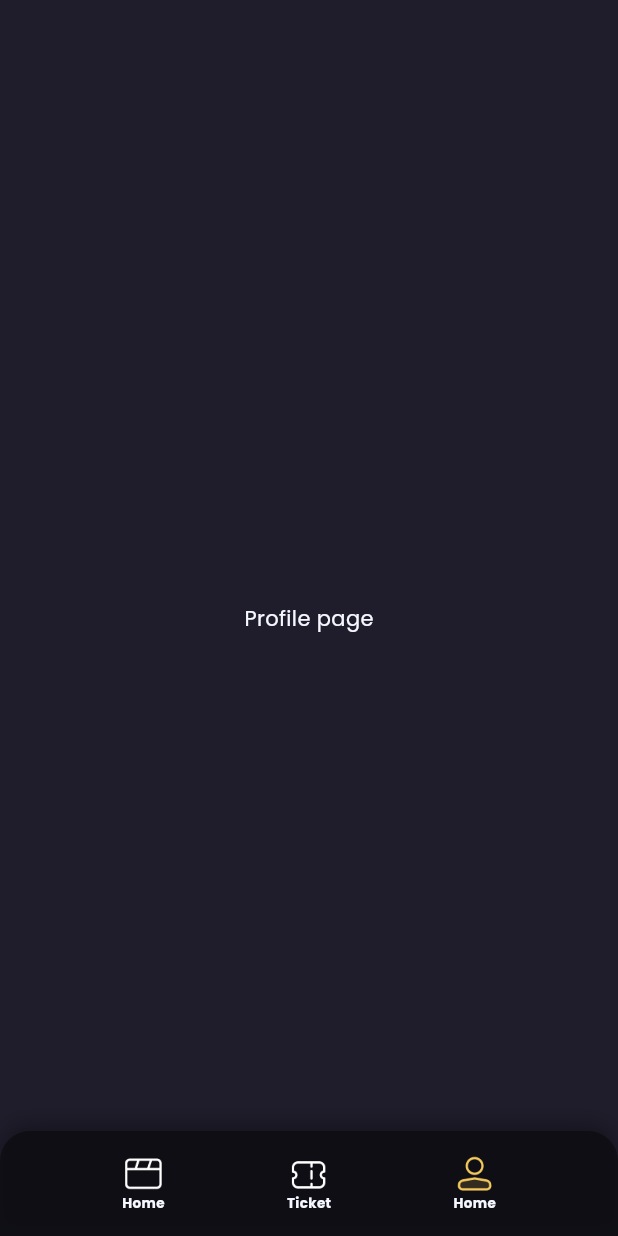
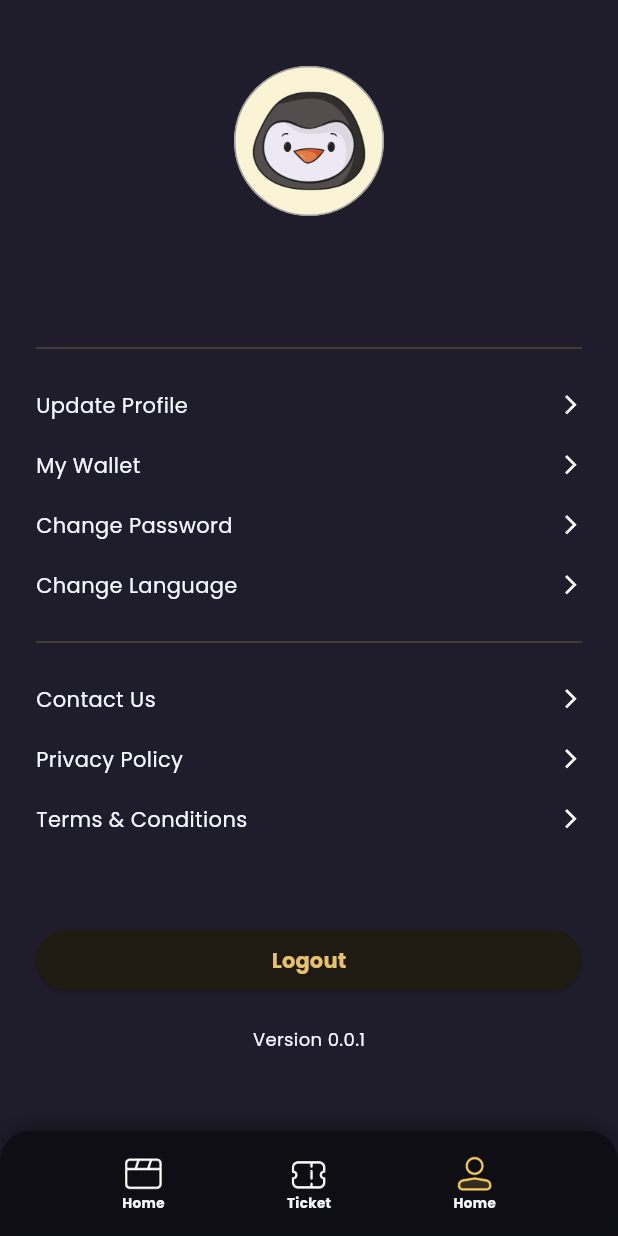
Before and after one commit to Khoruma/flix_id, a Flutter app: the MainPage screen opened by its route, swiped to page 3, on a phone screen of 412 x 824 dp. Run offline on Flutter 3.47's test engine with Material 3 defaults, Android fonts, the phone set to English and light mode, and no system bars; our stand-ins replace cloud_firestore, dio, firebase_auth, firebase_core, firebase_storage, flutter_riverpod and 4 more; accounts and stored records are empty; generated files the repository leaves out were written again.

Commit message:
ui profile page

```diff
--- a/lib/presentation/pages/main_page/main_page.dart
+++ b/lib/presentation/pages/main_page/main_page.dart
@@ -1,5 +1,4 @@
 import '../../extensions/build_context_extension.dart';
-import '../../misc/methods.dart';
 import '../../providers/user_data/user_data_provider.dart';
 import 'package:flutter/material.dart';
 import 'package:flutter_riverpod/flutter_riverpod.dart';
@@ -7,6 +6,7 @@ import 'package:flutter_riverpod/flutter_riverpod.dart';
 import '../../providers/router/router_provider.dart';
 import '../../widgets/bottom_navbar.dart';
 import '../../widgets/bottom_navbar_item.dart';
+import '../profile_page/profile_page.dart';
 
 class MainPage extends ConsumerStatefulWidget {
   const MainPage({super.key});
@@ -49,7 +49,7 @@ class _MainPageState extends ConsumerState<MainPage> {
                 child: Text('Ticket page'),
               ),
               Center(
-                child: Text('Profile page'),
+                child: ProfilePage(),
               ),
             ],
           ),
--- /dev/null
+++ b/lib/presentation/pages/profile_page/methods/profile_item.dart
@@ -0,0 +1,15 @@
+import 'package:flutter/material.dart';
+
+Widget profileItem(String title, {VoidCallback? onTap}) => GestureDetector(
+      onTap: onTap,
+      child: Row(
+        mainAxisAlignment: MainAxisAlignment.spaceBetween,
+        children: [
+          Text(title),
+          const Icon(
+            Icons.arrow_forward_ios,
+            size: 15,
+          ),
+        ],
+      ),
+    );
--- /dev/null
+++ b/lib/presentation/pages/profile_page/methods/user_info.dart
@@ -0,0 +1,34 @@
+import 'package:flutter/material.dart';
+import 'package:flutter_riverpod/flutter_riverpod.dart';
+
+import '../../../misc/methods.dart';
+import '../../../providers/user_data/user_data_provider.dart';
+
+List<Widget> userInfo(WidgetRef ref) => [
+      Container(
+        width: 100,
+        height: 100,
+        decoration: BoxDecoration(
+          shape: BoxShape.circle,
+          border: Border.all(color: Colors.grey, width: 1),
+          image: DecorationImage(
+              image: ref.watch(userDataProvider).valueOrNull?.photoUrl != null
+                  ? NetworkImage(
+                          ref.watch(userDataProvider).valueOrNull!.photoUrl!)
+                      as ImageProvider
+                  : const AssetImage('assets/pp-placeholder.png'),
+              fit: BoxFit.cover),
+        ),
+      ),
+      verticalSpaces(20),
+      Text(
+        ref.watch(userDataProvider).valueOrNull?.name ?? '',
+        style: const TextStyle(fontSize: 16, fontWeight: FontWeight.bold),
+        textAlign: TextAlign.center,
+      ),
+      Text(
+        ref.watch(userDataProvider).valueOrNull?.email ?? '',
+        style: const TextStyle(fontSize: 12),
+        textAlign: TextAlign.center,
+      ),
+    ];
--- /dev/null
+++ b/lib/presentation/pages/profile_page/profile_page.dart
@@ -0,0 +1,62 @@
+import 'package:flutter/material.dart';
+import 'package:flutter_riverpod/flutter_riverpod.dart';
+
+import '../../misc/methods.dart';
+import 'methods/profile_item.dart';
+import 'methods/user_info.dart';
+
+class ProfilePage extends ConsumerWidget {
+  const ProfilePage({super.key});
+
+  @override
+  Widget build(BuildContext context, WidgetRef ref) {
+    return ListView(
+      children: [
+        Padding(
+          padding: const EdgeInsets.all(24),
+          child: Column(
+            children: [
+              verticalSpaces(20),
+              ...userInfo(ref),
+              verticalSpaces(20),
+              const Divider(),
+              verticalSpaces(20),
+              profileItem('Update Profile'),
+              verticalSpaces(20),
+              profileItem('My Wallet'),
+              verticalSpaces(20),
+              profileItem('Change Password'),
+              verticalSpaces(20),
+              profileItem('Change Language'),
+              verticalSpaces(20),
+              const Divider(),
+              verticalSpaces(20),
+              profileItem('Contact Us'),
+              verticalSpaces(20),
+              profileItem('Privacy Policy'),
+              verticalSpaces(20),
+              profileItem('Terms & Conditions'),
+              verticalSpaces(60),
+              SizedBox(
+                width: double.infinity,
+                child: ElevatedButton(
+                  onPressed: () {},
+                  child: const Text(
+                    'Logout',
+                    style: TextStyle(fontWeight: FontWeight.bold),
+                  ),
+                ),
+              ),
+              verticalSpaces(20),
+              const Text(
+                'Version 0.0.1',
+                style: TextStyle(fontSize: 12),
+              ),
+              verticalSpaces(100),
+            ],
+          ),
+        )
+      ],
+    );
+  }
+}
```
Also changed, not shown: assets/pp-placeholder.png (added).
